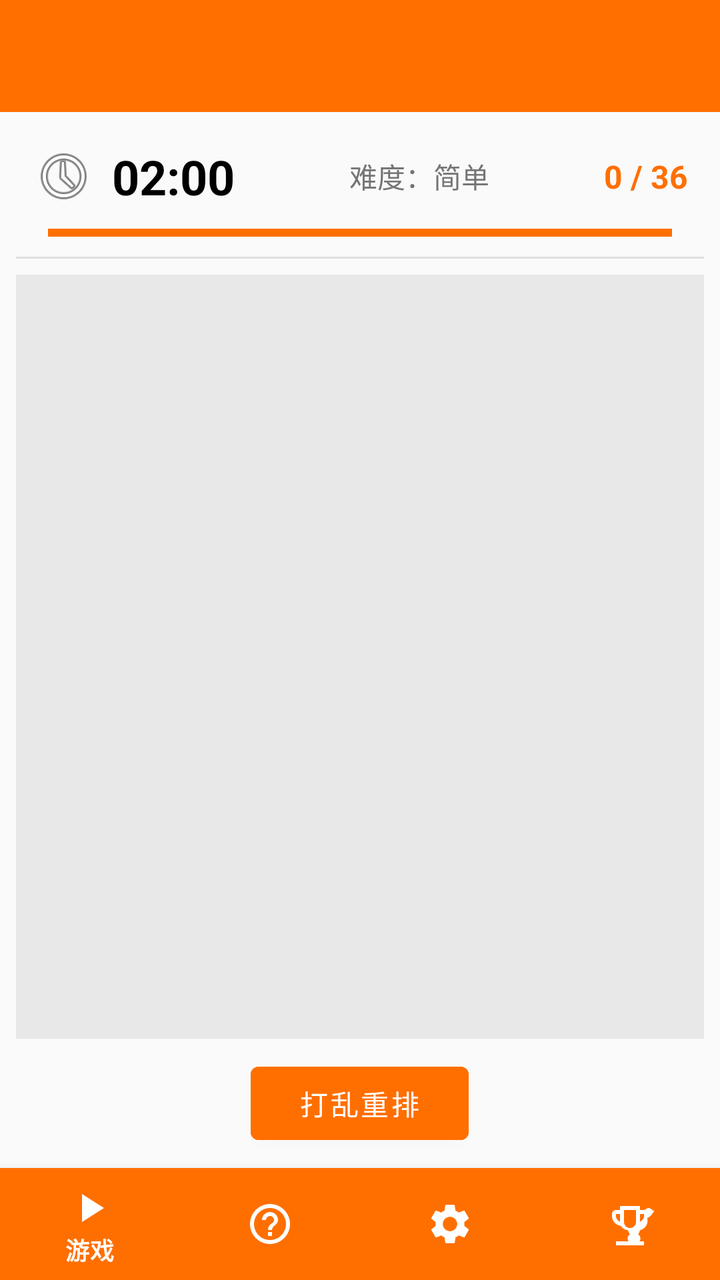
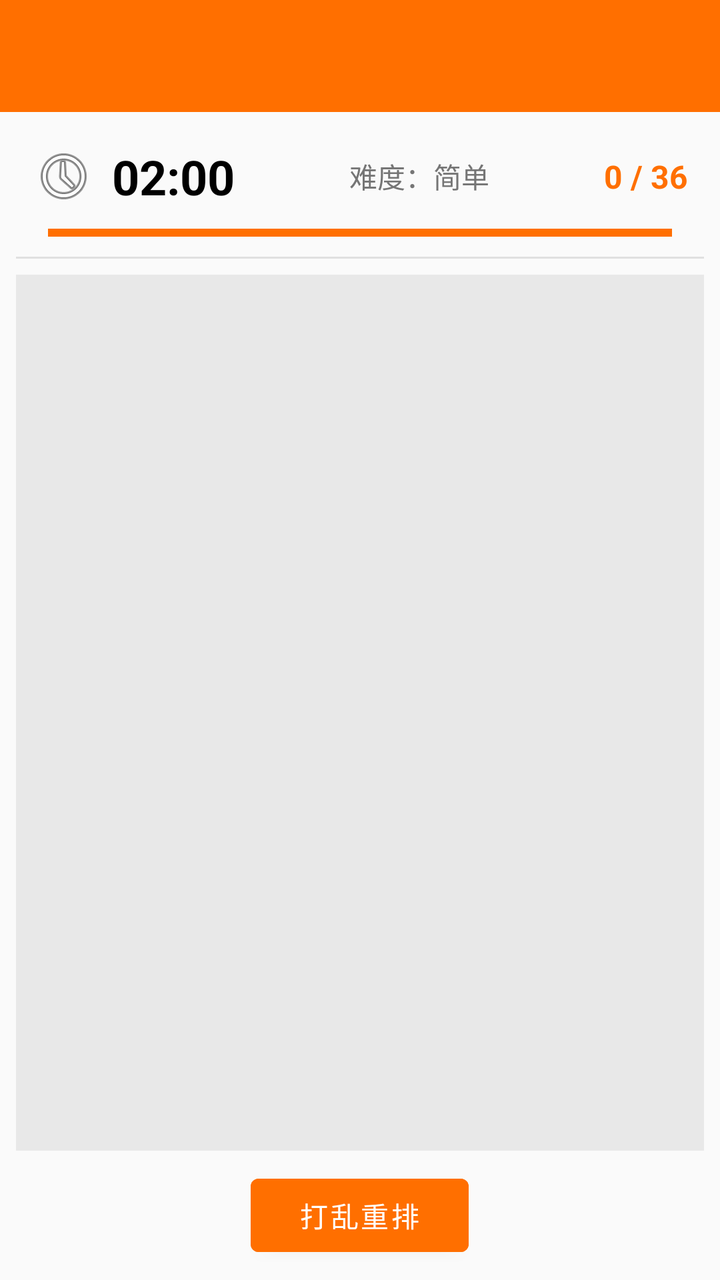

The first picture is an Android layout as it rendered before a commit; the second is the same layout after the commit. The layout source and the unified diff follow.
<!-- AndroidManifest.xml: application theme Theme.LianLianKan -->
<!-- res/layout/fragment_game.xml -->
<?xml version="1.0" encoding="utf-8"?>
<androidx.constraintlayout.widget.ConstraintLayout
    xmlns:android="http://schemas.android.com/apk/res/android"
    xmlns:app="http://schemas.android.com/apk/res-auto"
    android:layout_width="match_parent"
    android:layout_height="match_parent"
    android:background="#FAFAFA">

    <androidx.appcompat.widget.Toolbar
        android:id="@+id/toolbar"
        android:layout_width="match_parent"
        android:layout_height="wrap_content"
        android:background="?attr/colorPrimary"
        android:title="连连看"
        app:layout_constraintTop_toTopOf="parent"
        app:titleTextColor="#FFFFFF" />

    <LinearLayout
        android:layout_width="match_parent"
        android:layout_height="0dp"
        android:orientation="vertical"
        android:gravity="center_horizontal"
        android:padding="8dp"
        app:layout_constraintTop_toBottomOf="@id/toolbar"
        app:layout_constraintBottom_toTopOf="@id/bottom_navigation">

        <LinearLayout
            android:layout_width="match_parent"
            android:layout_height="wrap_content"
            android:orientation="horizontal"
            android:gravity="center_vertical"
            android:padding="8dp">

            <TextView
                android:id="@+id/tv_timer"
                android:layout_width="wrap_content"
                android:layout_height="wrap_content"
                android:text="02:00"
                android:textSize="24sp"
                android:textStyle="bold"
                android:textColor="#000000"
                android:drawableStart="@android:drawable/ic_menu_recent_history"
                android:drawablePadding="8dp" />

            <TextView
                android:id="@+id/tv_difficulty_label"
                android:layout_width="0dp"
                android:layout_height="wrap_content"
                android:layout_weight="1"
                android:text="难度：简单"
                android:textSize="14sp"
                android:gravity="center"
                android:textColor="#757575" />

            <TextView
                android:id="@+id/tv_remaining"
                android:layout_width="wrap_content"
                android:layout_height="wrap_content"
                android:text="0 / 36"
                android:textSize="16sp"
                android:textStyle="bold"
                android:textColor="#FF6F00" />
        </LinearLayout>

        <ProgressBar
            android:id="@+id/progress_timer"
            style="?android:attr/progressBarStyleHorizontal"
            android:layout_width="match_parent"
            android:layout_height="8dp"
            android:max="120"
            android:progress="120"
            android:progressTint="#FF6F00"
            android:layout_marginHorizontal="16dp" />

        <View
            android:layout_width="match_parent"
            android:layout_height="1dp"
            android:background="#E0E0E0"
            android:layout_marginVertical="8dp" />

        <GridView
            android:id="@+id/grid_board"
            android:layout_width="match_parent"
            android:layout_height="0dp"
            android:layout_weight="1"
            android:numColumns="8"
            android:verticalSpacing="2dp"
            android:horizontalSpacing="2dp"
            android:stretchMode="columnWidth"
            android:gravity="center"
            android:padding="4dp"
            android:background="#E8E8E8" />

        <Button
            android:id="@+id/btn_shuffle"
            android:layout_width="wrap_content"
            android:layout_height="wrap_content"
            android:text="打乱重排"
            android:textSize="14sp"
            android:backgroundTint="#FF6F00"
            android:textColor="#FFFFFF"
            android:paddingHorizontal="24dp"
            android:paddingVertical="8dp"
            android:layout_marginTop="8dp" />

    </LinearLayout>

    <com.google.android.material.bottomnavigation.BottomNavigationView
        android:id="@+id/bottom_navigation"
        android:layout_width="match_parent"
        android:layout_height="wrap_content"
        android:background="?attr/colorPrimary"
        app:itemIconTint="@android:color/white"
        app:itemTextColor="@android:color/white"
        app:menu="@menu/bottom_nav_menu"
        app:layout_constraintBottom_toBottomOf="parent" />

</androidx.constraintlayout.widget.ConstraintLayout>
<!-- resources referenced by this layout -->
<resources>
  <style name="Theme.LianLianKan" parent="Theme.MaterialComponents.DayNight.DarkActionBar">
          <item name="colorPrimary">#FF6F00</item>
          <item name="colorPrimaryVariant">#E65100</item>
          <item name="colorOnPrimary">#FFFFFF</item>
          <item name="colorSecondary">#FFD54F</item>
          <item name="colorOnSecondary">#000000</item>
          <item name="android:statusBarColor">#E65100</item>
      </style>
</resources>

<!-- the commit's change to res/layout/fragment_game.xml (unified diff, before → after) -->
@@ -22,7 +22,7 @@
         android:gravity="center_horizontal"
         android:padding="8dp"
         app:layout_constraintTop_toBottomOf="@id/toolbar"
-        app:layout_constraintBottom_toTopOf="@id/bottom_navigation">
+        app:layout_constraintBottom_toBottomOf="parent">
 
         <LinearLayout
             android:layout_width="match_parent"
@@ -105,14 +105,4 @@
 
     </LinearLayout>
 
-    <com.google.android.material.bottomnavigation.BottomNavigationView
-        android:id="@+id/bottom_navigation"
-        android:layout_width="match_parent"
-        android:layout_height="wrap_content"
-        android:background="?attr/colorPrimary"
-        app:itemIconTint="@android:color/white"
-        app:itemTextColor="@android:color/white"
-        app:menu="@menu/bottom_nav_menu"
-        app:layout_constraintBottom_toBottomOf="parent" />
-
 </androidx.constraintlayout.widget.ConstraintLayout>
